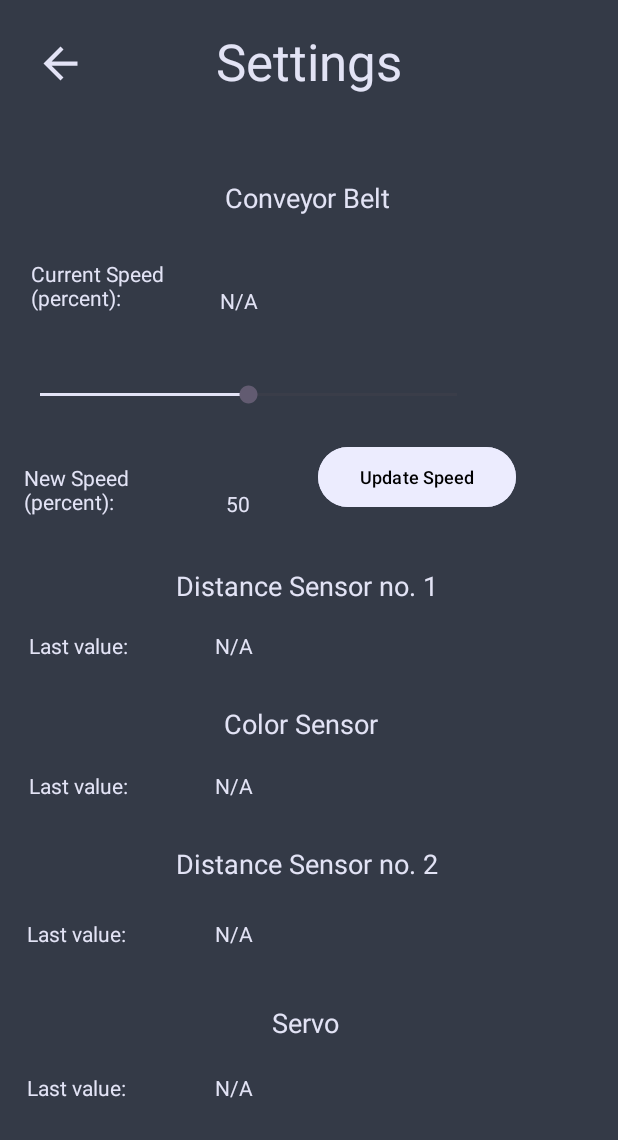
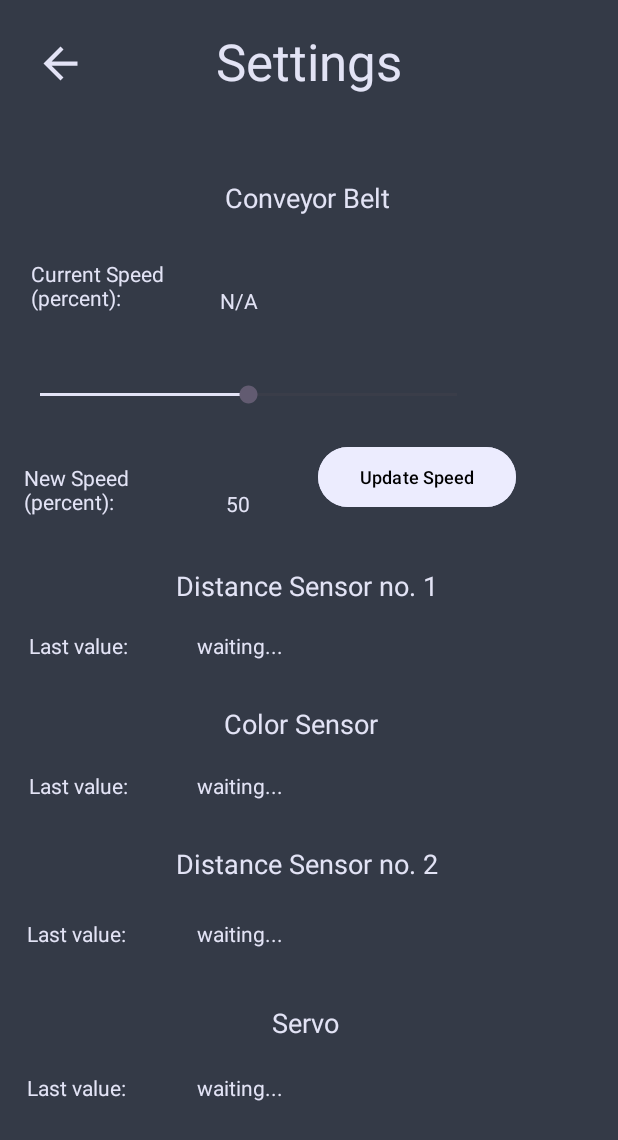
Before and after one commit to UNLAM-SOA/2025-SOA-Q2-M5, an Android app: the SettingsActivity screen opened directly, with no data from a screen before it, on a phone screen of 412 x 824 dp. Shown: the top 1140 px of the screen. Run offline under Robolectric (Android 15) with nearby library versions, the phone set to English and light mode, and no system bars; libraries missing offline, so code that uses them is left out: info.mqtt.android, org.eclipse.paho; 3 statements that could not run were skipped.

Commit message:
Creación de Listeners faltantes e implementación de trazabilidad en Settings

```diff
--- a/Android/app/src/main/java/com/example/prodlineclassifier/SettingsActivity.java
+++ b/Android/app/src/main/java/com/example/prodlineclassifier/SettingsActivity.java
@@ -46,8 +46,12 @@ public class SettingsActivity extends AppCompatActivity {
     public SeekBar seekBarConveyorBelt;
     private static final String PREFS_CONV_BELT = "ConvBeltPrefs";
     private static final String KEY_SEEKBAR_CONV_BELT = "seekBarValue";
-    TextView txtViewCurrentConvBeltSpeed;
-    TextView txtViewNewConvBeltSpeed;
+    TextView txtViewCurrentConvBeltSpeedValue;
+    TextView txtViewNewConvBeltSpeedValue;
+    TextView txtViewDistanceSensor1Value;
+    TextView txtViewColorSensorValue;
+    TextView txtViewDistanceSensor2Value;
+    TextView txtViewServoValue;
     private MQTTBroadcastReceiver mqttReceiver;
     private String username;
     private String aioKey;
@@ -72,6 +76,10 @@ public class SettingsActivity extends AppCompatActivity {
         setViewModelResponses();
 
         TopicPublisher.subscribeTopic(username, Constants.DC_ENGINE_FEED_KEY, mqttViewModel);
+        TopicPublisher.subscribeTopic(username, Constants.DISTANCE_SENSOR_1_FEED_KEY, mqttViewModel);
+        TopicPublisher.subscribeTopic(username, Constants.COLOR_SENSOR_FEED_KEY, mqttViewModel);
+        TopicPublisher.subscribeTopic(username, Constants.DISTANCE_SENSOR_2_FEED_KEY, mqttViewModel);
+        TopicPublisher.subscribeTopic(username, Constants.SERVO_FEED_KEY, mqttViewModel);
         TopicPublisher.subscribeTopic(username, Constants.CREDENTIALS_ERROR, mqttViewModel);
 
         mqttReceiver = new MQTTBroadcastReceiver();
@@ -101,7 +109,7 @@ public class SettingsActivity extends AppCompatActivity {
                 editor.putInt(KEY_SEEKBAR_CONV_BELT, progress);
                 editor.apply();
 
-                txtViewNewConvBeltSpeed.setText(String.valueOf(progress));
+                txtViewNewConvBeltSpeedValue.setText(String.valueOf(progress));
             }
 
             @Override
@@ -118,16 +126,32 @@ public class SettingsActivity extends AppCompatActivity {
         btnUpdateConvBeltSpeedSettings = findViewById(R.id.btn_update_conv_belt_speed_settings);
 
         btnUpdateConvBeltSpeedSettings.setOnClickListener(v -> {
-            MQTTService.sendTopicMessageToAdafruit(username + "/feeds/dcengine", (String) txtViewNewConvBeltSpeed.getText());
+            MQTTService.sendTopicMessageToAdafruit(username + "/feeds/dcengine", (String) txtViewNewConvBeltSpeedValue.getText());
         });
 
-        txtViewNewConvBeltSpeed = findViewById(R.id.txt_view_new_conv_belt_speed_settings);
+        txtViewNewConvBeltSpeedValue = findViewById(R.id.txt_view_new_conv_belt_speed_settings);
 
-        txtViewNewConvBeltSpeed.setText(String.valueOf(convBeltValue));
+        txtViewNewConvBeltSpeedValue.setText(String.valueOf(convBeltValue));
 
-        txtViewCurrentConvBeltSpeed = findViewById(R.id.txt_view_current_conv_belt_speed_settings);
+        txtViewCurrentConvBeltSpeedValue = findViewById(R.id.txt_view_current_conv_belt_speed_settings);
 
-        txtViewCurrentConvBeltSpeed.setText("N/A");
+        txtViewCurrentConvBeltSpeedValue.setText("N/A");
+
+        txtViewDistanceSensor1Value = findViewById(R.id.txt_view_distance_sensor_1_value_settings);
+
+        txtViewDistanceSensor1Value.setText("waiting...");
+
+        txtViewColorSensorValue = findViewById(R.id.txt_view_color_sensor_value_settings);
+
+        txtViewColorSensorValue.setText("waiting...");
+
+        txtViewDistanceSensor2Value = findViewById(R.id.txt_view_distance_sensor_2_value_settings);
+
+        txtViewDistanceSensor2Value.setText("waiting...");
+
+        txtViewServoValue = findViewById(R.id.txt_view_servo_value_settings);
+
+        txtViewServoValue.setText("waiting...");
 
         MQTTManager.getTopicLatestValue(username, aioKey, Constants.DC_ENGINE_FEED_KEY, mqttViewModel);
 
@@ -143,7 +167,22 @@ public class SettingsActivity extends AppCompatActivity {
             Log.d("Settings", "Recibido ViewModel desde Settings");
             Log.d("Settings", "Topic:   " + mqttMsg.topic + "  Message: " + mqttMsg.message);
             if (mqttMsg.topic.equals(Constants.DC_ENGINE_FEED_KEY)) {
-                txtViewCurrentConvBeltSpeed.setText(mqttMsg.message);
+                txtViewCurrentConvBeltSpeedValue.setText(mqttMsg.message);
+            }
+            if (mqttMsg.topic.equals(Constants.DISTANCE_SENSOR_1_FEED_KEY)) {
+                txtViewDistanceSensor1Value.setText(mqttMsg.message);
+                txtViewColorSensorValue.setText("waiting...");
+                txtViewServoValue.setText("waiting...");
+                txtViewDistanceSensor2Value.setText("waiting...");
+            }
+            if (mqttMsg.topic.equals(Constants.COLOR_SENSOR_FEED_KEY)) {
+                txtViewColorSensorValue.setText(mqttMsg.message);
+            }
+            if (mqttMsg.topic.equals(Constants.DISTANCE_SENSOR_2_FEED_KEY)) {
+                txtViewDistanceSensor2Value.setText(mqttMsg.message);
+            }
+            if (mqttMsg.topic.equals(Constants.SERVO_FEED_KEY)) {
+                txtViewServoValue.setText(mqttMsg.message);
             }
             if (mqttMsg.topic.equals(Constants.CREDENTIALS_ERROR)) {
                 Toast.makeText(this, "Invalid credentials, please try again", Toast.LENGTH_SHORT).show();
--- a/Android/app/src/main/java/mqtt/MQTTService.java
+++ b/Android/app/src/main/java/mqtt/MQTTService.java
@@ -121,6 +121,10 @@ public class MQTTService extends Service implements MQTTListener {
         Log.d(TAG, "Conectado al broker MQTT");
         mqttManager.subscribe(username + "/feeds/" + Constants.SYSTEM_STATUS_FEED_KEY);
         mqttManager.subscribe(username + "/feeds/" + Constants.DC_ENGINE_FEED_KEY);
+        mqttManager.subscribe(username + "/feeds/" + Constants.DISTANCE_SENSOR_1_FEED_KEY);
+        mqttManager.subscribe(username + "/feeds/" + Constants.COLOR_SENSOR_FEED_KEY);
+        mqttManager.subscribe(username + "/feeds/" + Constants.DISTANCE_SENSOR_2_FEED_KEY);
+        mqttManager.subscribe(username + "/feeds/" + Constants.SERVO_FEED_KEY);
     }
 
     @Override
--- a/Android/app/src/main/java/observer/topicmanager/TopicPublisher.java
+++ b/Android/app/src/main/java/observer/topicmanager/TopicPublisher.java
@@ -32,11 +32,16 @@ public class TopicPublisher {
        String topic = username + "/feeds/" + key;
         switch (key) {
             case Constants.DISTANCE_SENSOR_1_FEED_KEY:
+                events.subscribe(topic, new DistanceSensor1Listener<>(mqttViewModel));
+                break;
             case Constants.COLOR_SENSOR_FEED_KEY:
                 events.subscribe(topic, new ProductColorListener<>(mqttViewModel));
                 break;
             case Constants.DISTANCE_SENSOR_2_FEED_KEY:
+                events.subscribe(topic, new DistanceSensor2Listener<>(mqttViewModel));
+                break;
             case Constants.SERVO_FEED_KEY:
+                events.subscribe(topic, new ServoListener<>(mqttViewModel));
                 break;
             case Constants.DC_ENGINE_FEED_KEY:
                 events.subscribe(topic, new ConveyorBeltSpeedListener<>(mqttViewModel));
--- a/Android/app/src/main/res/layout/activity_settings.xml
+++ b/Android/app/src/main/res/layout/activity_settings.xml
@@ -105,7 +105,7 @@
         app:layout_constraintVertical_bias="0.837" />
 
     <TextView
-        android:id="@+id/textView28"
+        android:id="@+id/txt_view_servo_value_settings"
         android:layout_width="wrap_content"
         android:layout_height="wrap_content"
         android:text="N/A"
@@ -118,7 +118,7 @@
         app:layout_constraintVertical_bias="0.889" />
 
     <TextView
-        android:id="@+id/textView22"
+        android:id="@+id/txt_view_color_sensor_value_settings"
         android:layout_width="wrap_content"
         android:layout_height="wrap_content"
         android:text="N/A"
@@ -131,7 +131,7 @@
         app:layout_constraintVertical_bias="0.639" />
 
     <TextView
-        android:id="@+id/textView19"
+        android:id="@+id/txt_view_distance_sensor_1_value_settings"
         android:layout_width="wrap_content"
         android:layout_height="wrap_content"
         android:text="N/A"
@@ -197,7 +197,7 @@
         app:layout_constraintVertical_bias="0.889" />
 
     <TextView
-        android:id="@+id/textView25"
+        android:id="@+id/txt_view_distance_sensor_2_value_settings"
         android:layout_width="wrap_content"
         android:layout_height="wrap_content"
         android:text="N/A"
```
Also changed, not shown: Android/app/src/main/java/observer/topicmanager/DistanceSensor1Listener.java (added, +25 -0 lines), Android/app/src/main/java/observer/topicmanager/DistanceSensor2Listener.java (added, +25 -0 lines), Android/app/src/main/java/observer/topicmanager/ServoListener.java (added, +25 -0 lines), Android/app/src/main/res/layout/activity_process_log.xml (+2 -77 lines).
